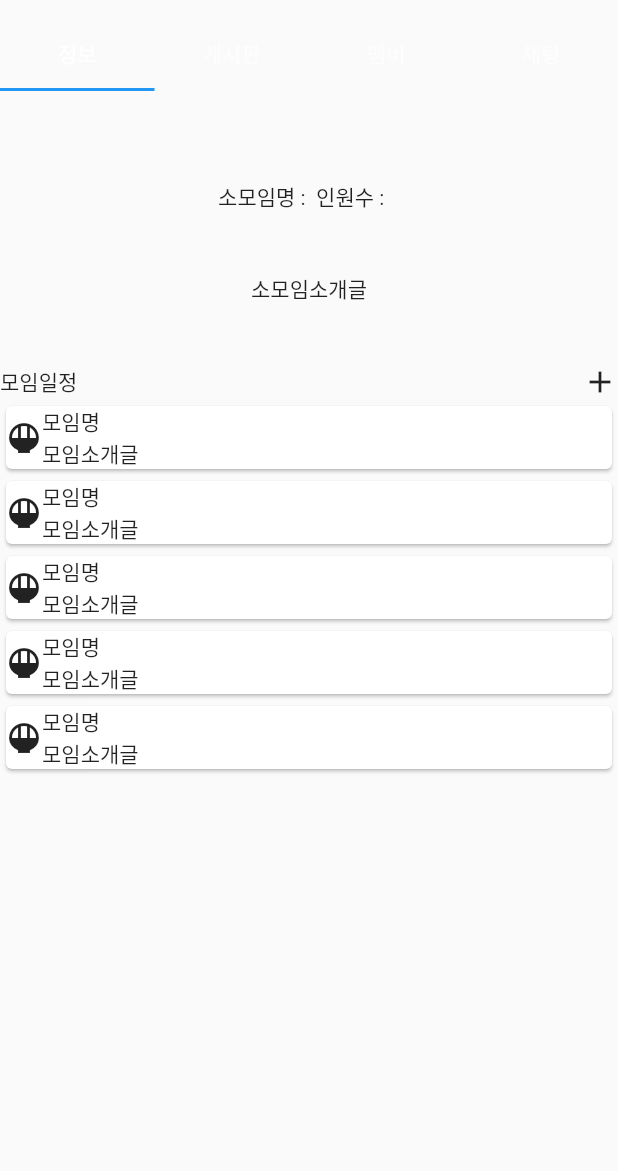
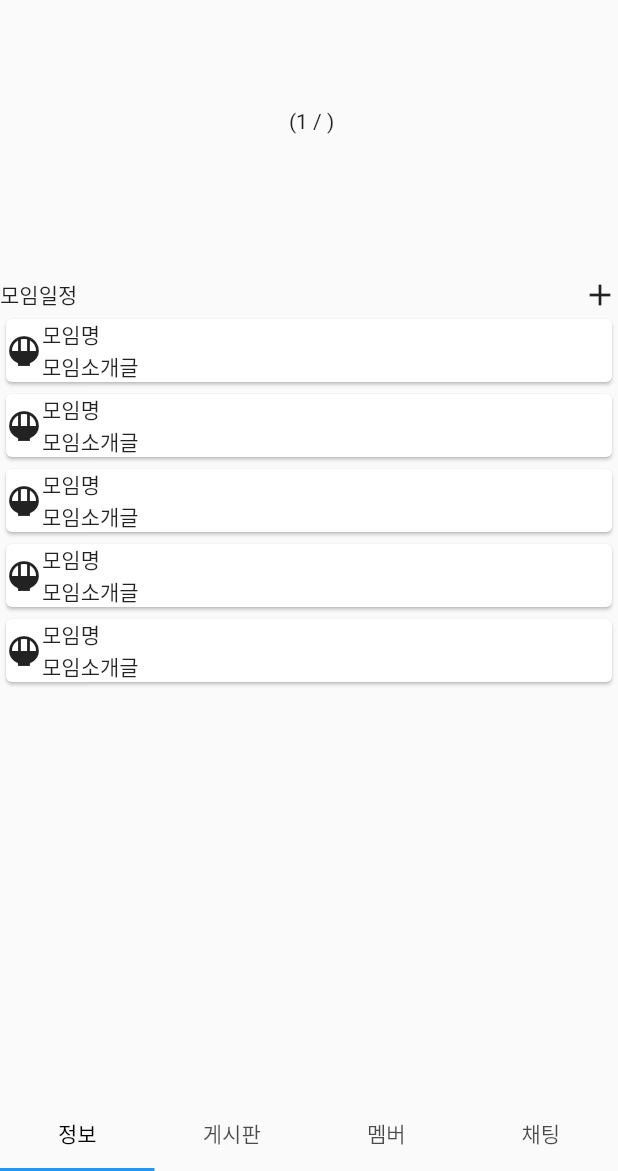
Before and after one commit to SEUNGHYUN-PARK/nh_party, a Flutter app: the MakePartySubPage screen opened directly, after a tap on "생성", on a phone screen of 412 x 824 dp, the part 65-1236 px from its top. Run offline on Flutter 3.47's test engine with Material 2 defaults, Android fonts, the phone set to English and light mode, and no system bars; our stand-ins replace cloud_firestore, firebase_auth, firebase_core, flutter_chat_bubble, fluttertoast, modal_progress_hud_nsn and 1 more; accounts and stored records are empty.

Commit message:
20221115 latest version

```diff
--- a/lib/DetailPage/DetailPageMain.dart
+++ b/lib/DetailPage/DetailPageMain.dart
@@ -1,13 +1,15 @@
 import 'package:flutter/material.dart';
+import 'package:nh_party/DetailPage/DetailPageChat.dart';
 import 'package:nh_party/DetailPage/DetailPageOutline.dart';
 
 import '../MainPage.dart';
 
 class DetailPageMain extends StatefulWidget {
-  const DetailPageMain({Key? key}) : super(key: key);
+  String partyId='';
+  DetailPageMain(this.partyId,{Key? key}) : super(key: key);
 
   @override
-  State<DetailPageMain> createState() => _DetailPageMainState();
+  State<DetailPageMain> createState() => _DetailPageMainState(partyId);
 }
 
 class _DetailPageMainState extends State<DetailPageMain> with SingleTickerProviderStateMixin {
@@ -17,6 +19,7 @@ class _DetailPageMainState extends State<DetailPageMain> with SingleTickerProvid
                         Tab(text: "멤버",),
                         Tab(text: "채팅")];
   TabController? _tabController;
+  String partyId  = '';
 
   @override
   void initState()
@@ -32,6 +35,10 @@ class _DetailPageMainState extends State<DetailPageMain> with SingleTickerProvid
     super.dispose();
   }
 
+  _DetailPageMainState(String partyId)
+  {
+    this.partyId = partyId;
+  }
 
 
   @override
@@ -42,10 +49,6 @@ class _DetailPageMainState extends State<DetailPageMain> with SingleTickerProvid
         centerTitle: true,
         backgroundColor: Colors.transparent,
         elevation: 0.0,
-        bottom: TabBar(
-          tabs: _tabs,
-          controller: _tabController,
-        ),
         leading: IconButton(
           onPressed: (){
             Navigator.push(context,MaterialPageRoute(builder: (context){
@@ -58,8 +61,13 @@ class _DetailPageMainState extends State<DetailPageMain> with SingleTickerProvid
         ),
       ),
       body: TabBarView(
-        children: <Widget>[DetailPageOutline(),Text("게시판"),Text("멤버"),Text("채팅")],
+        children: <Widget>[DetailPageOutline(partyId),Text("게시판"),Text("멤버"),DetailPageChat(partyId)],
         controller: _tabController,
+      ),
+      bottomNavigationBar: TabBar(
+        tabs: _tabs,
+        controller: _tabController,
+        labelColor: Colors.black,
       ),
     );
   }
--- a/lib/DetailPage/DetailPageOutline.dart
+++ b/lib/DetailPage/DetailPageOutline.dart
@@ -1,25 +1,66 @@
+import 'package:cloud_firestore/cloud_firestore.dart';
 import 'package:flutter/material.dart';
+import 'package:flutter/rendering.dart';
 
 class DetailPageOutline extends StatefulWidget {
-  const DetailPageOutline({Key? key}) : super(key: key);
+  String partyId = '';
+  DetailPageOutline(this.partyId, {Key? key}) : super(key: key);
 
   @override
-  State<DetailPageOutline> createState() => _DetailPageOutlineState();
+  State<DetailPageOutline> createState() => _DetailPageOutlineState(partyId);
 }
 
 class _DetailPageOutlineState extends State<DetailPageOutline> {
+
+  String partyId = '';
+  String partyName='';
+  String partySubtitle = '';
+  String partyContents = '';
+  String partyCategory = '';
+  String currentMemberCnt = '';
+  String maxMemberCnt = '';
+  String partyMaker = '';
+
+  _DetailPageOutlineState(String partyId)
+  {
+    this.partyId = partyId;
+    //print(partyId);
+  }
+
+  @override
+  void initState() {
+    // TODO: implement initState
+    super.initState();
+  }
+
+  Future<bool> getPartyInfo() async{
+    final docs = await FirebaseFirestore.instance.collection("partyName").doc(partyId).get()
+                 .then((DocumentSnapshot doc){
+                   currentMemberCnt = doc["currentMemberCnt"];
+                   maxMemberCnt = doc["maxMemberCnt"];
+                   partyName = doc["partyName"];
+                   partySubtitle = doc["partySubtitle"];
+      }
+    );
+    return true;
+  }
+
+
   @override
   Widget build(BuildContext context) {
     return Container(
-      child: Column(
+      child: FutureBuilder(
+        future: getPartyInfo(),
+        builder: (BuildContext context, AsyncSnapshot snapshot) {
+          return Column(
             children: [
               Padding(padding: EdgeInsets.all(30)),
               Row(
                 mainAxisAlignment: MainAxisAlignment.center,
-            children: [Text("소모임명 :  인원수 :   ")],
+                children: [Text("${partyName} (${currentMemberCnt} / ${maxMemberCnt})")],
               ),
               Padding(padding: EdgeInsets.all(20)),
-          Text("소모임소개글",textAlign: TextAlign.left,),
+              Text("${partySubtitle}",textAlign: TextAlign.left,),
               Padding(padding: EdgeInsets.all(20)),
               Row(
                 mainAxisAlignment: MainAxisAlignment.spaceBetween,
@@ -45,6 +86,8 @@ class _DetailPageOutlineState extends State<DetailPageOutline> {
                   )
               ),
             ],
+          );
+        }
       ),
     );
   }
--- a/lib/MainPage.dart
+++ b/lib/MainPage.dart
@@ -77,7 +77,7 @@ class _MainPageState extends State<MainPage> with SingleTickerProviderStateMixin
                 color: Colors.black,
                 onPressed: (){
                   print("search button is clicked");
-                  Navigator.of(context).push(MaterialPageRoute(builder: (context) =>DetailPageMain()));
+                  //Navigator.of(context).push(MaterialPageRoute(builder: (context) =>DetailPageMain()));
                 })
           ],
         ),
--- a/lib/SubPage/MakePartySubPage.dart
+++ b/lib/SubPage/MakePartySubPage.dart
@@ -15,12 +15,12 @@ class MakePartySubPage extends StatefulWidget {
 class _MakePartySubPageState extends State<MakePartySubPage> {
   final _formkey = GlobalKey<FormState>();
   final _authentication = FirebaseAuth.instance;
+  final List<String> _valueList = ['운동','먹킷리스트','여행','게임','번개'];
   String _partyName = "";
   String _partyContents = "";
   String _partyCategory = "";
   String _maxMemberCnt = "";
   String _partySubtitle = "";
-  final List<String> _valueList = ['운동','먹킷리스트','여행','게임','번개'];
   String _selectedValue = "운동";
 
   void _tryValidation(){
@@ -224,7 +224,7 @@ class _MakePartySubPageState extends State<MakePartySubPage> {
 
                           if(partyRef != null){
                             Navigator.push(context,MaterialPageRoute(builder: (context){
-                              return DetailPageMain();
+                              return DetailPageMain(partyRef.id);
                             })
                             );
                           }
```
Also changed, not shown: lib/DetailPage/DetailPageChat.dart (+35 -0 lines), lib/SignInPage.dart (+14 -1 lines), lib/SignUpPage.dart (+13 -3 lines), lib/SubPage/AllPartyListSubPage.dart (+7 -2 lines), lib/chat/chat_bubble.dart (added, +81 -0 lines), lib/chat/message.dart (added, +41 -0 lines), lib/chat/new_message.dart (added, +61 -0 lines). Lines whose indentation alone changed are shown as unchanged.
